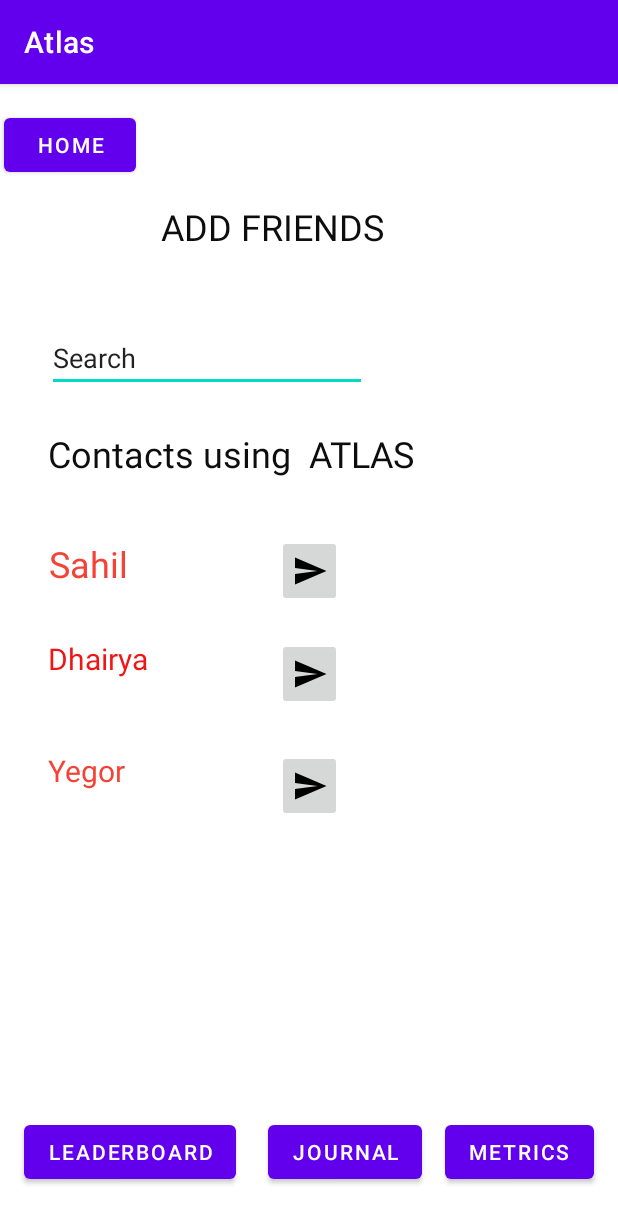
After one commit to dhairyab0069/Atlas, an Android app: the Friends screen opened directly, with no data from a screen before it, on a phone screen of 412 x 824 dp. The commit adds this screen. Shown: the top 1223 px of the screen. Run offline under Robolectric (Android 15) with nearby library versions, the phone set to English and light mode, and no system bars.

Commit message:
Added Friends.java, activity_friends.xml, linked main activity with friends

```diff
--- a/app/src/main/AndroidManifest.xml
+++ b/app/src/main/AndroidManifest.xml
@@ -12,6 +12,13 @@
         android:supportsRtl="true"
         android:theme="@style/Theme.Atlas"
         tools:targetApi="31">
+        <activity
+            android:name=".Friends"
+            android:exported="false">
+            <meta-data
+                android:name="android.app.lib_name"
+                android:value="" />
+        </activity>
         <activity
             android:name=".LeaderBoards"
             android:exported="false" />
--- /dev/null
+++ b/app/src/main/java/com/example/atlas/Friends.java
@@ -0,0 +1,89 @@
+package com.example.atlas;
+
+import androidx.appcompat.app.AppCompatActivity;
+
+import android.annotation.SuppressLint;
+import android.content.Intent;
+import android.os.Bundle;
+import android.view.View;
+import android.widget.Button;
+import android.widget.ImageButton;
+import android.widget.Toast;
+
+public class Friends extends AppCompatActivity {
+
+    Button home,leader,metric,journal;
+    ImageButton req,req2,req3;
+    @SuppressLint("MissingInflatedId")
+    @Override
+    protected void onCreate(Bundle savedInstanceState) {
+        super.onCreate(savedInstanceState);
+        setContentView(R.layout.activity_friends);
+
+        home = (Button) findViewById(R.id.mainactiviy);
+        leader = (Button) findViewById(R.id.leaderboard);
+        metric = (Button) findViewById(R.id.friendmetric);
+        journal = (Button) findViewById(R.id.friendjournal);
+
+        req = (ImageButton) findViewById(R.id.request1);
+        req2 = (ImageButton) findViewById(R.id.request2);
+        req3 = (ImageButton) findViewById(R.id.request3);
+
+        req.setOnClickListener(new View.OnClickListener() {
+            @Override
+            public void onClick(View view) {
+
+                req.setImageResource(R.drawable.check);
+                Toast.makeText(Friends.this, "Friend Request sent!", Toast.LENGTH_SHORT).show();
+            }
+        });
+        req2.setOnClickListener(new View.OnClickListener() {
+            @Override
+            public void onClick(View view) {
+
+                req2.setImageResource(R.drawable.check);
+                Toast.makeText(Friends.this, "Friend Request sent!", Toast.LENGTH_SHORT).show();
+
+            }
+        });
+        req3.setOnClickListener(new View.OnClickListener() {
+            @Override
+            public void onClick(View view) {
+
+                req3.setImageResource(R.drawable.check);
+                Toast.makeText(Friends.this, "Friend Request sent!", Toast.LENGTH_SHORT).show();
+
+            }
+        });
+        home.setOnClickListener(new View.OnClickListener() {
+            @Override
+            public void onClick(View view) {
+                Intent home = new Intent(view.getContext(),LeaderBoards.class);
+                startActivity(home);
+            }
+        });
+        leader.setOnClickListener((new View.OnClickListener() {
+            @Override
+            public void onClick(View view) {
+                Intent leader = new Intent(view.getContext(),LeaderBoards.class);
+                startActivity(leader);
+                finish();
+            }
+        }));
+        metric.setOnClickListener(new View.OnClickListener() {
+            @Override
+            public void onClick(View view) {
+
+            }
+        });
+        journal.setOnClickListener(new View.OnClickListener() {
+            @Override
+            public void onClick(View view) {
+                Intent journal = new Intent(view.getContext(),GymJournal.class);
+                startActivity(journal);
+            }
+        });
+
+
+    }
+}
--- a/app/src/main/java/com/example/atlas/MainActivity.java
+++ b/app/src/main/java/com/example/atlas/MainActivity.java
@@ -196,6 +196,13 @@ public class MainActivity extends AppCompatActivity {
                 startActivity(Leaderboard);
             }
         });
+        friends.setOnClickListener(new View.OnClickListener() {
+            @Override
+            public void onClick(View view) {
+                Intent friends = new Intent(view.getContext(),Friends.class);
+                startActivity(friends);
+            }
+        });
 
 
     }
@@ -213,4 +220,5 @@ public class MainActivity extends AppCompatActivity {
 
 
 
+
 }
--- /dev/null
+++ b/app/src/main/res/drawable/check.xml
@@ -0,0 +1,5 @@
+<vector android:height="24dp" android:tint="#000000"
+    android:viewportHeight="24" android:viewportWidth="24"
+    android:width="24dp" xmlns:android="http://schemas.android.com/apk/res/android">
+    <path android:fillColor="@android:color/white" android:pathData="M9,16.17L4.83,12l-1.42,1.41L9,19 21,7l-1.41,-1.41z"/>
+</vector>
--- /dev/null
+++ b/app/src/main/res/drawable/ic_baseline_send_24.xml
@@ -0,0 +1,5 @@
+<vector android:autoMirrored="true" android:height="24dp"
+    android:tint="#000000" android:viewportHeight="24"
+    android:viewportWidth="24" android:width="24dp" xmlns:android="http://schemas.android.com/apk/res/android">
+    <path android:fillColor="@android:color/white" android:pathData="M2.01,21L23,12 2.01,3 2,10l15,2 -15,2z"/>
+</vector>
--- /dev/null
+++ b/app/src/main/res/layout/activity_friends.xml
@@ -0,0 +1,175 @@
+<?xml version="1.0" encoding="utf-8"?>
+<androidx.constraintlayout.widget.ConstraintLayout xmlns:android="http://schemas.android.com/apk/res/android"
+    xmlns:app="http://schemas.android.com/apk/res-auto"
+    xmlns:tools="http://schemas.android.com/tools"
+    android:layout_width="match_parent"
+    android:layout_height="match_parent"
+    tools:context=".Friends">
+
+    <TextView
+        android:id="@+id/friend2"
+        android:layout_width="138dp"
+        android:layout_height="49dp"
+        android:text="Dhairya"
+        android:textColor="#F11616"
+        android:textSize="20sp"
+        app:layout_constraintBottom_toBottomOf="parent"
+        app:layout_constraintEnd_toEndOf="parent"
+        app:layout_constraintHorizontal_bias="0.117"
+        app:layout_constraintStart_toStartOf="parent"
+        app:layout_constraintTop_toTopOf="parent"
+        app:layout_constraintVertical_bias="0.514" />
+
+    <TextView
+        android:id="@+id/friend1"
+        android:layout_width="137dp"
+        android:layout_height="46dp"
+        android:text="Sahil"
+        android:textAlignment="gravity"
+        android:textColor="#F44336"
+        android:textColorHighlight="#D11515"
+        android:textSize="24sp"
+        app:layout_constraintBottom_toBottomOf="parent"
+        app:layout_constraintEnd_toEndOf="parent"
+        app:layout_constraintHorizontal_bias="0.12"
+        app:layout_constraintStart_toStartOf="parent"
+        app:layout_constraintTop_toTopOf="parent"
+        app:layout_constraintVertical_bias="0.42" />
+
+    <ImageButton
+        android:id="@+id/request1"
+        android:layout_width="43dp"
+        android:layout_height="48dp"
+        app:layout_constraintBottom_toBottomOf="parent"
+        app:layout_constraintEnd_toEndOf="parent"
+        app:layout_constraintStart_toStartOf="parent"
+        app:layout_constraintTop_toTopOf="parent"
+        app:layout_constraintVertical_bias="0.418"
+        app:srcCompat="@drawable/ic_baseline_send_24" />
+
+    <ImageButton
+        android:id="@+id/request3"
+        android:layout_width="43dp"
+        android:layout_height="48dp"
+        app:layout_constraintBottom_toBottomOf="parent"
+        app:layout_constraintEnd_toEndOf="parent"
+        app:layout_constraintStart_toStartOf="parent"
+        app:layout_constraintTop_toTopOf="parent"
+        app:layout_constraintVertical_bias="0.617"
+        app:srcCompat="@drawable/ic_baseline_send_24" />
+
+    <Button
+        android:id="@+id/mainactiviy"
+        android:layout_width="wrap_content"
+        android:layout_height="wrap_content"
+        android:text="HOME"
+        app:layout_constraintBottom_toBottomOf="parent"
+        app:layout_constraintEnd_toEndOf="parent"
+        app:layout_constraintHorizontal_bias="0.009"
+        app:layout_constraintStart_toStartOf="parent"
+        app:layout_constraintTop_toTopOf="parent"
+        app:layout_constraintVertical_bias="0.023" />
+
+    <Button
+        android:id="@+id/friendmetric"
+        android:layout_width="wrap_content"
+        android:layout_height="wrap_content"
+        android:text="METRICS"
+        app:layout_constraintBottom_toBottomOf="parent"
+        app:layout_constraintEnd_toEndOf="parent"
+        app:layout_constraintHorizontal_bias="0.949"
+        app:layout_constraintStart_toStartOf="parent"
+        app:layout_constraintTop_toTopOf="parent"
+        app:layout_constraintVertical_bias="0.956" />
+
+    <Button
+        android:id="@+id/friendjournal"
+        android:layout_width="wrap_content"
+        android:layout_height="wrap_content"
+        android:text="JOURNAL"
+        app:layout_constraintBottom_toBottomOf="parent"
+        app:layout_constraintEnd_toEndOf="parent"
+        app:layout_constraintHorizontal_bias="0.578"
+        app:layout_constraintStart_toStartOf="parent"
+        app:layout_constraintTop_toTopOf="parent"
+        app:layout_constraintVertical_bias="0.956" />
+
+    <Button
+        android:id="@+id/leaderboard"
+        android:layout_width="wrap_content"
+        android:layout_height="wrap_content"
+        android:text="LEADERBOARD"
+        app:layout_constraintBottom_toBottomOf="parent"
+        app:layout_constraintEnd_toEndOf="parent"
+        app:layout_constraintHorizontal_bias="0.059"
+        app:layout_constraintStart_toStartOf="parent"
+        app:layout_constraintTop_toTopOf="parent"
+        app:layout_constraintVertical_bias="0.956" />
+
+    <TextView
+        android:id="@+id/textView2"
+        android:layout_width="197dp"
+        android:layout_height="37dp"
+        android:text="ADD FRIENDS "
+        android:textColor="#0E0D0D"
+        android:textSize="24sp"
+        app:layout_constraintBottom_toBottomOf="parent"
+        app:layout_constraintEnd_toEndOf="parent"
+        app:layout_constraintStart_toStartOf="parent"
+        app:layout_constraintTop_toTopOf="parent"
+        app:layout_constraintVertical_bias="0.108" />
+
+    <TextView
+        android:id="@+id/friend4"
+        android:layout_width="292dp"
+        android:layout_height="34dp"
+        android:text="Contacts using  ATLAS"
+        android:textColor="#0E0D0D"
+        android:textSize="24sp"
+        app:layout_constraintBottom_toBottomOf="parent"
+        app:layout_constraintEnd_toEndOf="parent"
+        app:layout_constraintHorizontal_bias="0.266"
+        app:layout_constraintStart_toStartOf="parent"
+        app:layout_constraintTop_toTopOf="parent"
+        app:layout_constraintVertical_bias="0.313" />
+
+    <EditText
+        android:id="@+id/editTextTextPersonName"
+        android:layout_width="wrap_content"
+        android:layout_height="wrap_content"
+        android:ems="10"
+        android:inputType="textPersonName"
+        android:text="Search"
+        app:layout_constraintBottom_toBottomOf="parent"
+        app:layout_constraintEnd_toEndOf="parent"
+        app:layout_constraintHorizontal_bias="0.159"
+        app:layout_constraintStart_toStartOf="parent"
+        app:layout_constraintTop_toTopOf="parent"
+        app:layout_constraintVertical_bias="0.221" />
+
+    <ImageButton
+        android:id="@+id/request2"
+        android:layout_width="43dp"
+        android:layout_height="48dp"
+        app:layout_constraintBottom_toBottomOf="parent"
+        app:layout_constraintEnd_toEndOf="parent"
+        app:layout_constraintStart_toStartOf="parent"
+        app:layout_constraintTop_toTopOf="parent"
+        app:layout_constraintVertical_bias="0.513"
+        app:srcCompat="@drawable/ic_baseline_send_24" />
+
+    <TextView
+        android:id="@+id/friend3"
+        android:layout_width="124dp"
+        android:layout_height="43dp"
+        android:text="Yegor"
+        android:textColor="#F44336"
+        android:textSize="20sp"
+        app:layout_constraintBottom_toBottomOf="parent"
+        app:layout_constraintEnd_toEndOf="parent"
+        app:layout_constraintHorizontal_bias="0.111"
+        app:layout_constraintStart_toStartOf="parent"
+        app:layout_constraintTop_toTopOf="parent"
+        app:layout_constraintVertical_bias="0.613" />
+
+</androidx.constraintlayout.widget.ConstraintLayout>
```
